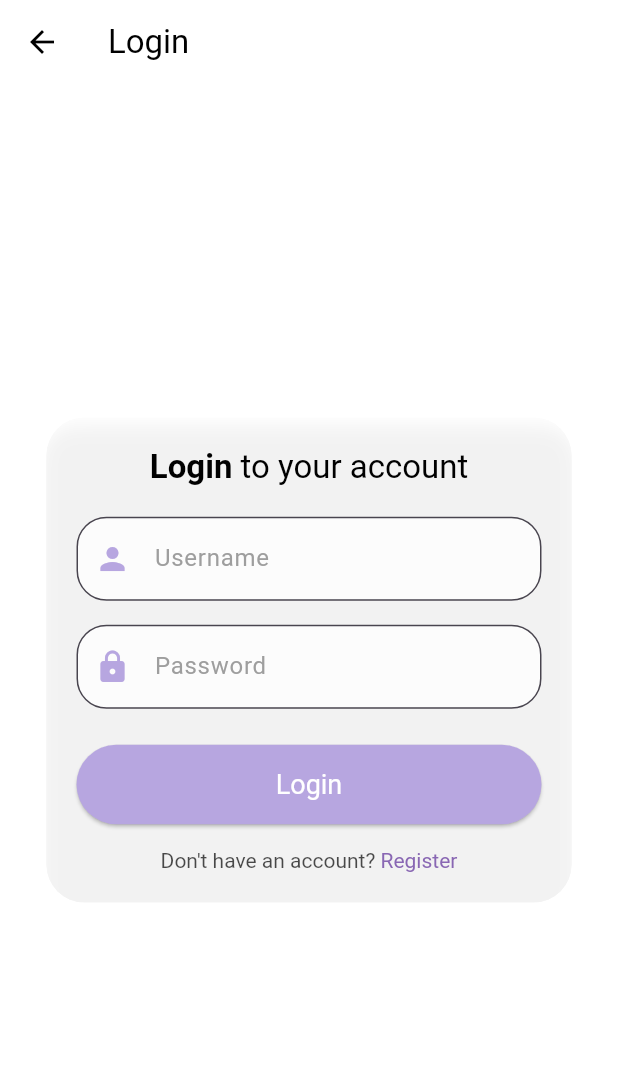
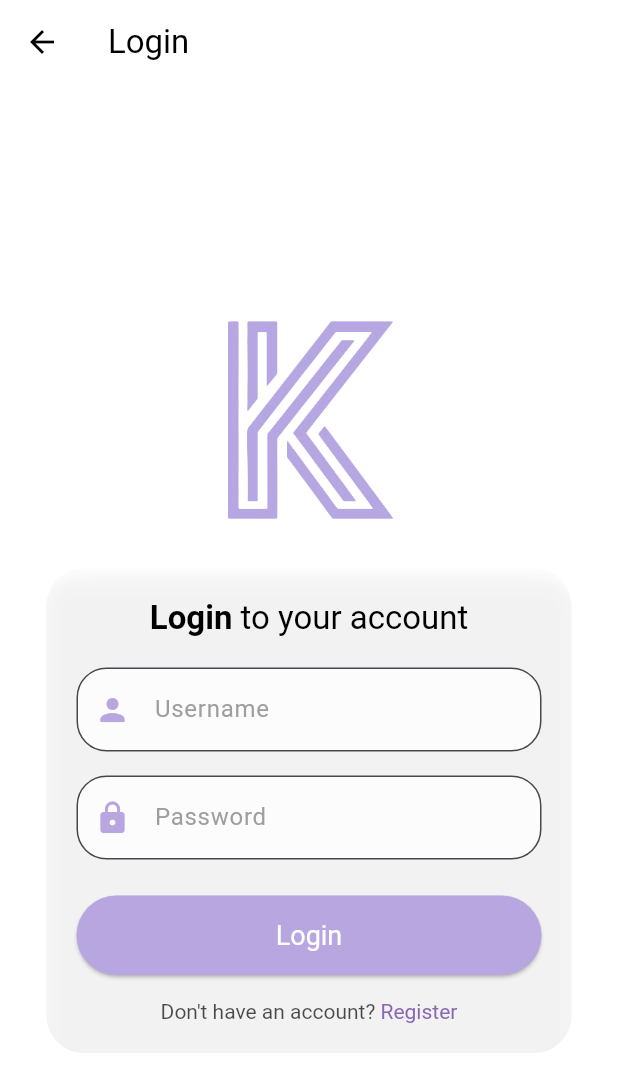
Before and after one commit to Gamakichii/sulyap_kapampangan-og, a Flutter app: the LoginPage screen opened by its route, on a phone screen of 412 x 824 dp. Shown: the top 1092 px of the screen. Run offline on Flutter 3.47's test engine with Material 3 defaults, Android fonts, the phone set to English and light mode, and no system bars; our stand-ins replace cloud_firestore, firebase_core, google_fonts, image_picker, objectbox, sqflite; accounts and stored records are empty; generated files the repository leaves out were written again.

Commit message:
login n signup2

```diff
--- a/lib/screens/login_page.dart
+++ b/lib/screens/login_page.dart
@@ -14,6 +14,14 @@ class _LoginPageState extends State<LoginPage> {
   final _usernameController = TextEditingController();
   final _passwordController = TextEditingController();
 
+  @override
+  void dispose() {
+    // Dispose controllers to avoid memory leaks
+    _usernameController.dispose();
+    _passwordController.dispose();
+    super.dispose();
+  }
+
   Future<void> _login() async {
     try {
       final usersCollection = FirebaseFirestore.instance.collection('users');
@@ -24,6 +32,7 @@ class _LoginPageState extends State<LoginPage> {
       if (querySnapshot.docs.isNotEmpty) {
         final userData = querySnapshot.docs.first.data();
 
+        // Assuming you store hashed passwords, use appropriate comparison here
         if (userData['password'] == _passwordController.text.trim()) {
           // Login successful - navigate to the HomePage with the username
           print('Login successful');
@@ -55,7 +64,7 @@ class _LoginPageState extends State<LoginPage> {
         ),
         actions: [
           TextButton(
-            onPressed: () => Navigator.pop(context),
+            onPressed: () => Navigator.of(context, rootNavigator: true).pop(),
             child: Text(
               'OK',
               style: TextStyle(color: Colors.black),
@@ -70,24 +79,35 @@ class _LoginPageState extends State<LoginPage> {
   Widget build(BuildContext context) {
     return Scaffold(
       backgroundColor: Colors.white,
-      extendBodyBehindAppBar: false, // Prevent body from extending behind app bar
+      extendBodyBehindAppBar: false,
       appBar: AppBar(
         title: Text('Login', style: TextStyle(color: Colors.black)),
         backgroundColor: Colors.transparent,
         elevation: 0,
-        systemOverlayStyle: SystemUiOverlayStyle.light,
+        systemOverlayStyle: SystemUiOverlayStyle(
+          statusBarIconBrightness: Brightness.dark, // Replacing deprecated `SystemUiOverlayStyle.light`
+        ),
         iconTheme: IconThemeData(color: Colors.black),
       ),
-      body: Center( // Center the form horizontally
-        child: ClipRRect(
-          borderRadius: BorderRadius.circular(25), // Rounded corners
+      body: Center(
+        child: SingleChildScrollView( // Add SingleChildScrollView to prevent overflow on small screens
+          child: Column(
+            mainAxisSize: MainAxisSize.min,
+            mainAxisAlignment: MainAxisAlignment.center,
+            children: [
+              Padding(
+                padding: const EdgeInsets.only(bottom: 1.0),
+                child: Image.asset('assets/logo_purple.png', height: 200),
+              ),
+              ClipRRect(
+                borderRadius: BorderRadius.circular(25),
                 child: BackdropFilter(
-            filter: ImageFilter.blur(sigmaX: 10, sigmaY: 10), // Background blur
+                  filter: ImageFilter.blur(sigmaX: 10, sigmaY: 10),
                   child: Container(
                     width: 350,
                     padding: EdgeInsets.all(20),
                     decoration: BoxDecoration(
-                color: Colors.white.withOpacity(0.5), // Slightly transparent background
+                      color: Colors.white.withOpacity(0.5),
                       borderRadius: BorderRadius.circular(25),
                       boxShadow: [
                         BoxShadow(
@@ -100,8 +120,10 @@ class _LoginPageState extends State<LoginPage> {
                     ),
                     child: Form(
                       key: _formKey,
+                      autovalidateMode: AutovalidateMode.onUserInteraction, // Immediate validation feedback
                       child: Column(
                         mainAxisSize: MainAxisSize.min,
+                        mainAxisAlignment: MainAxisAlignment.center,
                         children: [
                           Align(
                             alignment: Alignment.center,
@@ -127,7 +149,7 @@ class _LoginPageState extends State<LoginPage> {
                               ),
                             ),
                           ),
-                    SizedBox(height: 20), // Space between title and fields
+                          SizedBox(height: 20),
 
                           // Username TextField
                           TextFormField(
@@ -137,7 +159,7 @@ class _LoginPageState extends State<LoginPage> {
                               prefixIcon: Icon(Icons.person, color: Color(0xFFB7A6E0)),
                               labelStyle: TextStyle(color: Colors.grey),
                               filled: true,
-                        fillColor: Colors.white.withOpacity(0.8), // Light background inside the field
+                              fillColor: Colors.white.withOpacity(0.8),
                               border: OutlineInputBorder(
                                 borderRadius: BorderRadius.circular(20),
                               ),
@@ -150,7 +172,7 @@ class _LoginPageState extends State<LoginPage> {
                               return null;
                             },
                           ),
-                    SizedBox(height: 16), // Space between fields
+                          SizedBox(height: 16),
 
                           // Password TextField
                           TextFormField(
@@ -160,7 +182,7 @@ class _LoginPageState extends State<LoginPage> {
                               prefixIcon: Icon(Icons.lock, color: Color(0xFFB7A6E0)),
                               labelStyle: TextStyle(color: Colors.grey),
                               filled: true,
-                        fillColor: Colors.white.withOpacity(0.8), // Light background inside the field
+                              fillColor: Colors.white.withOpacity(0.8),
                               border: OutlineInputBorder(
                                 borderRadius: BorderRadius.circular(20),
                               ),
@@ -174,7 +196,7 @@ class _LoginPageState extends State<LoginPage> {
                               return null;
                             },
                           ),
-                    SizedBox(height: 24), // Space between field and button
+                          SizedBox(height: 24),
 
                           // Login button
                           SizedBox(
@@ -187,7 +209,7 @@ class _LoginPageState extends State<LoginPage> {
                               },
                               style: ElevatedButton.styleFrom(
                                 padding: EdgeInsets.symmetric(vertical: 16),
-                          backgroundColor: Color(0xFFB7A6E0), // Button background color
+                                backgroundColor: Color(0xFFB7A6E0),
                                 shape: RoundedRectangleBorder(
                                   borderRadius: BorderRadius.circular(30),
                                 ),
@@ -198,7 +220,7 @@ class _LoginPageState extends State<LoginPage> {
                               ),
                             ),
                           ),
-                    SizedBox(height: 16), // Space between login and signup link
+                          SizedBox(height: 16),
 
                           // Sign Up link
                           GestureDetector(
@@ -210,7 +232,7 @@ class _LoginPageState extends State<LoginPage> {
                                 ),
                               );
                             },
-                      child: RichText( // Use RichText to style parts of the text
+                            child: RichText(
                               text: TextSpan(
                                 text: "Don't have an account? ",
                                 style: TextStyle(
@@ -221,7 +243,7 @@ class _LoginPageState extends State<LoginPage> {
                                   TextSpan(
                                     text: 'Register',
                                     style: TextStyle(
-                                color: Color(0xFF8967B3), // Set color for "Register"
+                                      color: Color(0xFF8967B3),
                                       fontSize: 14,
                                     ),
                                   ),
@@ -235,6 +257,9 @@ class _LoginPageState extends State<LoginPage> {
                   ),
                 ),
               ),
+            ],
+          ),
+        ),
       ),
     );
   }
```
Also changed, not shown: lib/screens/signup_page.dart (+44 -19 lines), pubspec.lock. Lines whose indentation alone changed are shown as unchanged.
